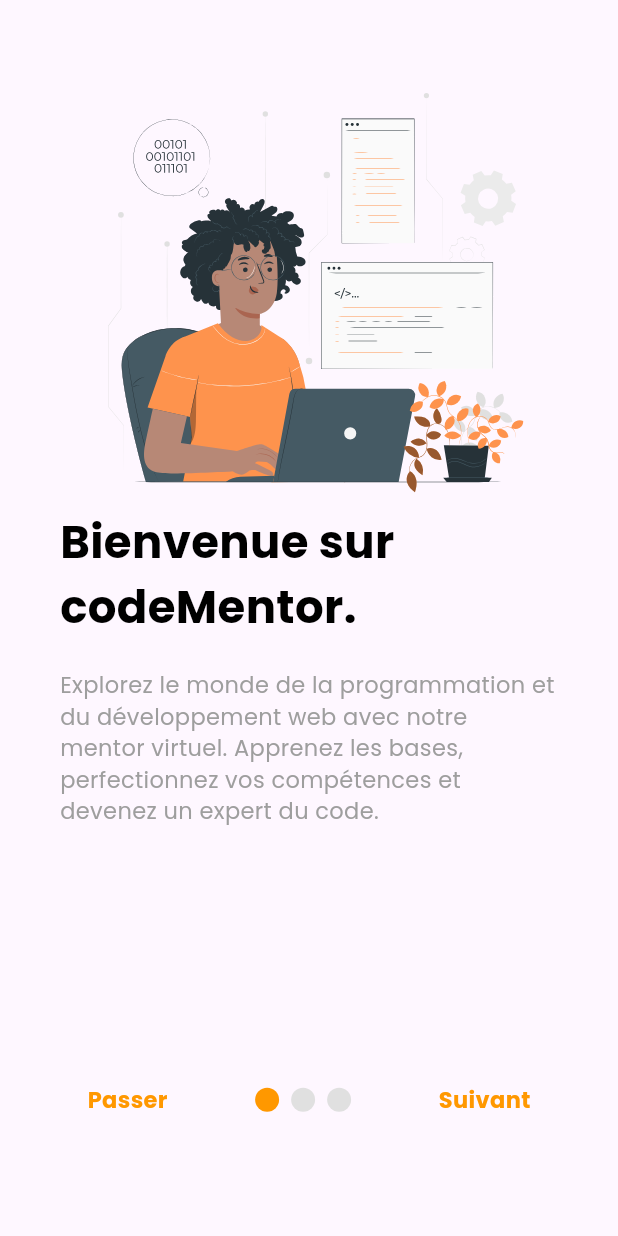
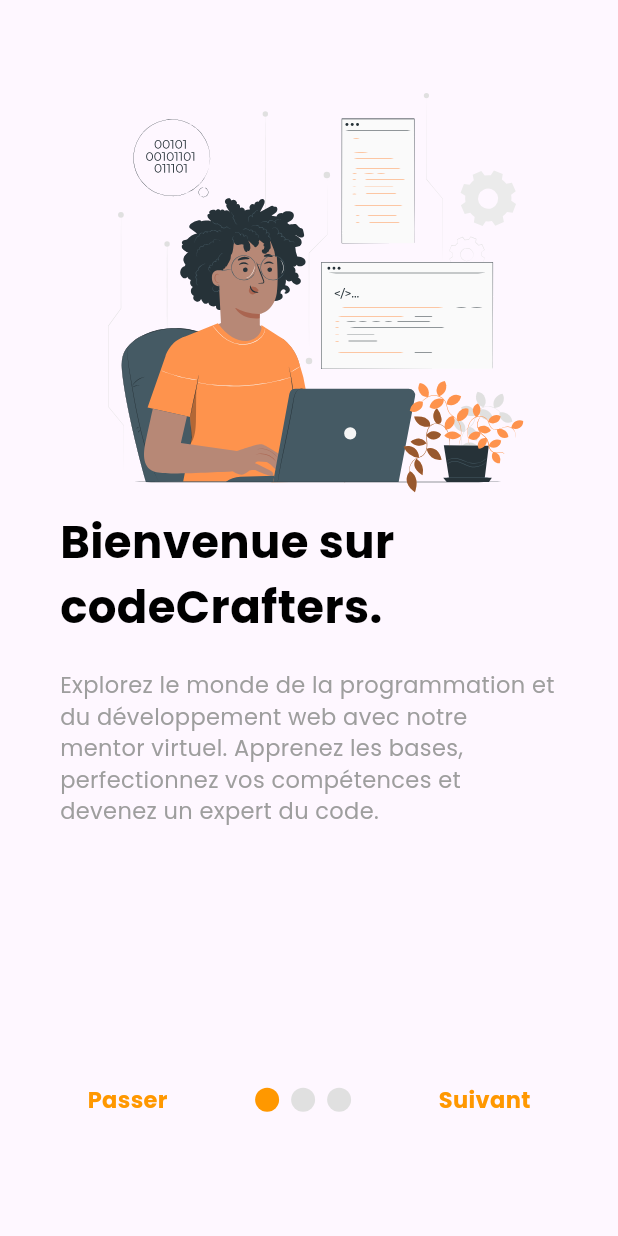
Before and after one commit to Godisouleymane/Nerd-app, a Flutter app: the screen it shows after launch, on a phone screen of 412 x 824 dp. Run offline on Flutter 3.47's test engine with Material 3 defaults, Android fonts, the phone set to English and light mode, and no system bars; drawn by our look-alikes of smooth_page_indicator; our stand-ins replace flutter_svg, google_fonts.

Commit message:
changement du nom de l'app

```diff
--- a/lib/widgets/intro_screen/page1.dart
+++ b/lib/widgets/intro_screen/page1.dart
@@ -21,7 +21,7 @@ class introPage1 extends StatelessWidget {
 
           const Align(
             alignment: Alignment.centerLeft,
-            child: Text("Bienvenue sur codeMentor.", style:TextStyle(
+            child: Text("Bienvenue sur codeCrafters.", style:TextStyle(
               fontSize: 30,
               fontWeight: FontWeight.bold,
               color: Colors.black
```
